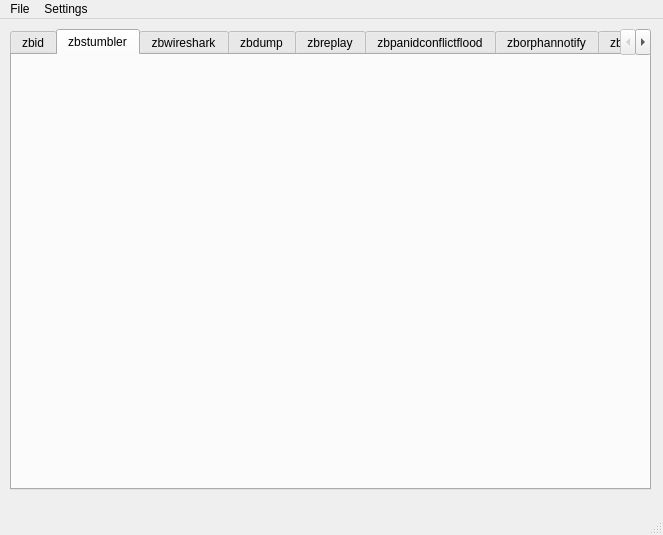
This is UI/main.ui in attify/Attify-Zigbee-Framework as Qt 5 draws it before an edit. The edited form follows.
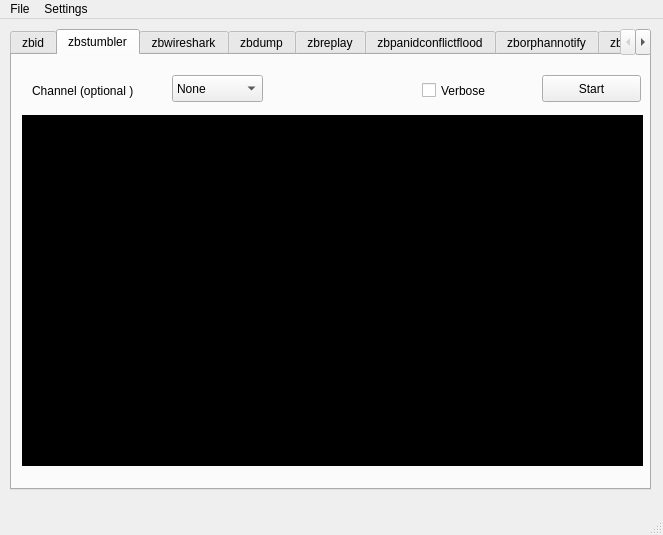
This is the edited form. The open tabs and pages were chosen to show the change.

```diff
--- a/UI/main.ui
+++ b/UI/main.ui
@@ -147,6 +147,538 @@
      <attribute name="title">
       <string>zbstumbler</string>
      </attribute>
+     <widget class="QTextEdit" name="textEdit_zbstmblrConsole">
+      <property name="geometry">
+       <rect>
+        <x>10</x>
+        <y>60</y>
+        <width>621</width>
+        <height>351</height>
+       </rect>
+      </property>
+      <property name="palette">
+       <palette>
+        <active>
+         <colorrole role="WindowText">
+          <brush brushstyle="SolidPattern">
+           <color alpha="255">
+            <red>255</red>
+            <green>255</green>
+            <blue>255</blue>
+           </color>
+          </brush>
+         </colorrole>
+         <colorrole role="Button">
+          <brush brushstyle="SolidPattern">
+           <color alpha="255">
+            <red>0</red>
+            <green>0</green>
+            <blue>0</blue>
+           </color>
+          </brush>
+         </colorrole>
+         <colorrole role="Light">
+          <brush brushstyle="SolidPattern">
+           <color alpha="255">
+            <red>0</red>
+            <green>0</green>
+            <blue>0</blue>
+           </color>
+          </brush>
+         </colorrole>
+         <colorrole role="Midlight">
+          <brush brushstyle="SolidPattern">
+           <color alpha="255">
+            <red>0</red>
+            <green>0</green>
+            <blue>0</blue>
+           </color>
+          </brush>
+         </colorrole>
+         <colorrole role="Dark">
+          <brush brushstyle="SolidPattern">
+           <color alpha="255">
+            <red>0</red>
+            <green>0</green>
+            <blue>0</blue>
+           </color>
+          </brush>
+         </colorrole>
+         <colorrole role="Mid">
+          <brush brushstyle="SolidPattern">
+           <color alpha="255">
+            <red>0</red>
+            <green>0</green>
+            <blue>0</blue>
+           </color>
+          </brush>
+         </colorrole>
+         <colorrole role="Text">
+          <brush brushstyle="SolidPattern">
+           <color alpha="255">
+            <red>255</red>
+            <green>255</green>
+            <blue>255</blue>
+           </color>
+          </brush>
+         </colorrole>
+         <colorrole role="BrightText">
+          <brush brushstyle="SolidPattern">
+           <color alpha="255">
+            <red>255</red>
+            <green>255</green>
+            <blue>255</blue>
+           </color>
+          </brush>
+         </colorrole>
+         <colorrole role="ButtonText">
+          <brush brushstyle="SolidPattern">
+           <color alpha="255">
+            <red>255</red>
+            <green>255</green>
+            <blue>255</blue>
+           </color>
+          </brush>
+         </colorrole>
+         <colorrole role="Base">
+          <brush brushstyle="SolidPattern">
+           <color alpha="255">
+            <red>0</red>
+            <green>0</green>
+            <blue>0</blue>
+           </color>
+          </brush>
+         </colorrole>
+         <colorrole role="Window">
+          <brush brushstyle="SolidPattern">
+           <color alpha="255">
+            <red>0</red>
+            <green>0</green>
+            <blue>0</blue>
+           </color>
+          </brush>
+         </colorrole>
+         <colorrole role="Shadow">
+          <brush brushstyle="SolidPattern">
+           <color alpha="255">
+            <red>0</red>
+            <green>0</green>
+            <blue>0</blue>
+           </color>
+          </brush>
+         </colorrole>
+         <colorrole role="AlternateBase">
+          <brush brushstyle="SolidPattern">
+           <color alpha="255">
+            <red>0</red>
+            <green>0</green>
+            <blue>0</blue>
+           </color>
+          </brush>
+         </colorrole>
+         <colorrole role="ToolTipBase">
+          <brush brushstyle="SolidPattern">
+           <color alpha="255">
+            <red>255</red>
+            <green>255</green>
+            <blue>220</blue>
+           </color>
+          </brush>
+         </colorrole>
+         <colorrole role="ToolTipText">
+          <brush brushstyle="SolidPattern">
+           <color alpha="255">
+            <red>0</red>
+            <green>0</green>
+            <blue>0</blue>
+           </color>
+          </brush>
+         </colorrole>
+        </active>
+        <inactive>
+         <colorrole role="WindowText">
+          <brush brushstyle="SolidPattern">
+           <color alpha="255">
+            <red>255</red>
+            <green>255</green>
+            <blue>255</blue>
+           </color>
+          </brush>
+         </colorrole>
+         <colorrole role="Button">
+          <brush brushstyle="SolidPattern">
+           <color alpha="255">
+            <red>0</red>
+            <green>0</green>
+            <blue>0</blue>
+           </color>
+          </brush>
+         </colorrole>
+         <colorrole role="Light">
+          <brush brushstyle="SolidPattern">
+           <color alpha="255">
+            <red>0</red>
+            <green>0</green>
+            <blue>0</blue>
+           </color>
+          </brush>
+         </colorrole>
+         <colorrole role="Midlight">
+          <brush brushstyle="SolidPattern">
+           <color alpha="255">
+            <red>0</red>
+            <green>0</green>
+            <blue>0</blue>
+           </color>
+          </brush>
+         </colorrole>
+         <colorrole role="Dark">
+          <brush brushstyle="SolidPattern">
+           <color alpha="255">
+            <red>0</red>
+            <green>0</green>
+            <blue>0</blue>
+           </color>
+          </brush>
+         </colorrole>
+         <colorrole role="Mid">
+          <brush brushstyle="SolidPattern">
+           <color alpha="255">
+            <red>0</red>
+            <green>0</green>
+            <blue>0</blue>
+           </color>
+          </brush>
+         </colorrole>
+         <colorrole role="Text">
+          <brush brushstyle="SolidPattern">
+           <color alpha="255">
+            <red>255</red>
+            <green>255</green>
+            <blue>255</blue>
+           </color>
+          </brush>
+         </colorrole>
+         <colorrole role="BrightText">
+          <brush brushstyle="SolidPattern">
+           <color alpha="255">
+            <red>255</red>
+            <green>255</green>
+            <blue>255</blue>
+           </color>
+          </brush>
+         </colorrole>
+         <colorrole role="ButtonText">
+          <brush brushstyle="SolidPattern">
+           <color alpha="255">
+            <red>255</red>
+            <green>255</green>
+            <blue>255</blue>
+           </color>
+          </brush>
+         </colorrole>
+         <colorrole role="Base">
+          <brush brushstyle="SolidPattern">
+           <color alpha="255">
+            <red>0</red>
+            <green>0</green>
+            <blue>0</blue>
+           </color>
+          </brush>
+         </colorrole>
+         <colorrole role="Window">
+          <brush brushstyle="SolidPattern">
+           <color alpha="255">
+            <red>0</red>
+            <green>0</green>
+            <blue>0</blue>
+           </color>
+          </brush>
+         </colorrole>
+         <colorrole role="Shadow">
+          <brush brushstyle="SolidPattern">
+           <color alpha="255">
+            <red>0</red>
+            <green>0</green>
+            <blue>0</blue>
+           </color>
+          </brush>
+         </colorrole>
+         <colorrole role="AlternateBase">
+          <brush brushstyle="SolidPattern">
+           <color alpha="255">
+            <red>0</red>
+            <green>0</green>
+            <blue>0</blue>
+           </color>
+          </brush>
+         </colorrole>
+         <colorrole role="ToolTipBase">
+          <brush brushstyle="SolidPattern">
+           <color alpha="255">
+            <red>255</red>
+            <green>255</green>
+            <blue>220</blue>
+           </color>
+          </brush>
+         </colorrole>
+         <colorrole role="ToolTipText">
+          <brush brushstyle="SolidPattern">
+           <color alpha="255">
+            <red>0</red>
+            <green>0</green>
+            <blue>0</blue>
+           </color>
+          </brush>
+         </colorrole>
+        </inactive>
+        <disabled>
+         <colorrole role="WindowText">
+          <brush brushstyle="SolidPattern">
+           <color alpha="255">
+            <red>0</red>
+            <green>0</green>
+            <blue>0</blue>
+           </color>
+          </brush>
+         </colorrole>
+         <colorrole role="Button">
+          <brush brushstyle="SolidPattern">
+           <color alpha="255">
+            <red>0</red>
+            <green>0</green>
+            <blue>0</blue>
+           </color>
+          </brush>
+         </colorrole>
+         <colorrole role="Light">
+          <brush brushstyle="SolidPattern">
+           <color alpha="255">
+            <red>0</red>
+            <green>0</green>
+            <blue>0</blue>
+           </color>
+          </brush>
+         </colorrole>
+         <colorrole role="Midlight">
+          <brush brushstyle="SolidPattern">
+           <color alpha="255">
+            <red>0</red>
+            <green>0</green>
+            <blue>0</blue>
+           </color>
+          </brush>
+         </colorrole>
+         <colorrole role="Dark">
+          <brush brushstyle="SolidPattern">
+           <color alpha="255">
+            <red>0</red>
+            <green>0</green>
+            <blue>0</blue>
+           </color>
+          </brush>
+         </colorrole>
+         <colorrole role="Mid">
+          <brush brushstyle="SolidPattern">
+           <color alpha="255">
+            <red>0</red>
+            <green>0</green>
+            <blue>0</blue>
+           </color>
+          </brush>
+         </colorrole>
+         <colorrole role="Text">
+          <brush brushstyle="SolidPattern">
+           <color alpha="255">
+            <red>0</red>
+            <green>0</green>
+            <blue>0</blue>
+           </color>
+          </brush>
+         </colorrole>
+         <colorrole role="BrightText">
+          <brush brushstyle="SolidPattern">
+           <color alpha="255">
+            <red>255</red>
+            <green>255</green>
+            <blue>255</blue>
+           </color>
+          </brush>
+         </colorrole>
+         <colorrole role="ButtonText">
+          <brush brushstyle="SolidPattern">
+           <color alpha="255">
+            <red>0</red>
+            <green>0</green>
+            <blue>0</blue>
+           </color>
+          </brush>
+         </colorrole>
+         <colorrole role="Base">
+          <brush brushstyle="SolidPattern">
+           <color alpha="255">
+            <red>0</red>
+            <green>0</green>
+            <blue>0</blue>
+           </color>
+          </brush>
+         </colorrole>
+         <colorrole role="Window">
+          <brush brushstyle="SolidPattern">
+           <color alpha="255">
+            <red>0</red>
+            <green>0</green>
+            <blue>0</blue>
+           </color>
+          </brush>
+         </colorrole>
+         <colorrole role="Shadow">
+          <brush brushstyle="SolidPattern">
+           <color alpha="255">
+            <red>0</red>
+            <green>0</green>
+            <blue>0</blue>
+           </color>
+          </brush>
+         </colorrole>
+         <colorrole role="AlternateBase">
+          <brush brushstyle="SolidPattern">
+           <color alpha="255">
+            <red>0</red>
+            <green>0</green>
+            <blue>0</blue>
+           </color>
+          </brush>
+         </colorrole>
+         <colorrole role="ToolTipBase">
+          <brush brushstyle="SolidPattern">
+           <color alpha="255">
+            <red>255</red>
+            <green>255</green>
+            <blue>220</blue>
+           </color>
+          </brush>
+         </colorrole>
+         <colorrole role="ToolTipText">
+          <brush brushstyle="SolidPattern">
+           <color alpha="255">
+            <red>0</red>
+            <green>0</green>
+            <blue>0</blue>
+           </color>
+          </brush>
+         </colorrole>
+        </disabled>
+       </palette>
+      </property>
+      <property name="readOnly">
+       <bool>true</bool>
+      </property>
+     </widget>
+     <widget class="QPushButton" name="pushButton_zbstmblrStart">
+      <property name="geometry">
+       <rect>
+        <x>530</x>
+        <y>20</y>
+        <width>99</width>
+        <height>27</height>
+       </rect>
+      </property>
+      <property name="text">
+       <string>Start</string>
+      </property>
+     </widget>
+     <widget class="QCheckBox" name="checkBox_zbstmblrVerbose">
+      <property name="geometry">
+       <rect>
+        <x>410</x>
+        <y>20</y>
+        <width>99</width>
+        <height>31</height>
+       </rect>
+      </property>
+      <property name="text">
+       <string>Verbose</string>
+      </property>
+     </widget>
+     <widget class="QComboBox" name="comboBox_zbstmblrChannel">
+      <property name="geometry">
+       <rect>
+        <x>160</x>
+        <y>20</y>
+        <width>91</width>
+        <height>27</height>
+       </rect>
+      </property>
+      <item>
+       <property name="text">
+        <string>None</string>
+       </property>
+      </item>
+      <item>
+       <property name="text">
+        <string>16</string>
+       </property>
+      </item>
+      <item>
+       <property name="text">
+        <string>17</string>
+       </property>
+      </item>
+      <item>
+       <property name="text">
+        <string>18</string>
+       </property>
+      </item>
+      <item>
+       <property name="text">
+        <string>19</string>
+       </property>
+      </item>
+      <item>
+       <property name="text">
+        <string>20</string>
+       </property>
+      </item>
+      <item>
+       <property name="text">
+        <string>21</string>
+       </property>
+      </item>
+      <item>
+       <property name="text">
+        <string>22</string>
+       </property>
+      </item>
+      <item>
+       <property name="text">
+        <string>23</string>
+       </property>
+      </item>
+      <item>
+       <property name="text">
+        <string>24</string>
+       </property>
+      </item>
+      <item>
+       <property name="text">
+        <string>25</string>
+       </property>
+      </item>
+     </widget>
+     <widget class="QLabel" name="label_9">
+      <property name="geometry">
+       <rect>
+        <x>20</x>
+        <y>20</y>
+        <width>131</width>
+        <height>31</height>
+       </rect>
+      </property>
+      <property name="text">
+       <string>Channel (optional )</string>
+      </property>
+     </widget>
     </widget>
     <widget class="QWidget" name="zbwireshark">
      <attribute name="title">
```
Left out of the diff: 183 changed lines with no effect on the pictures.
